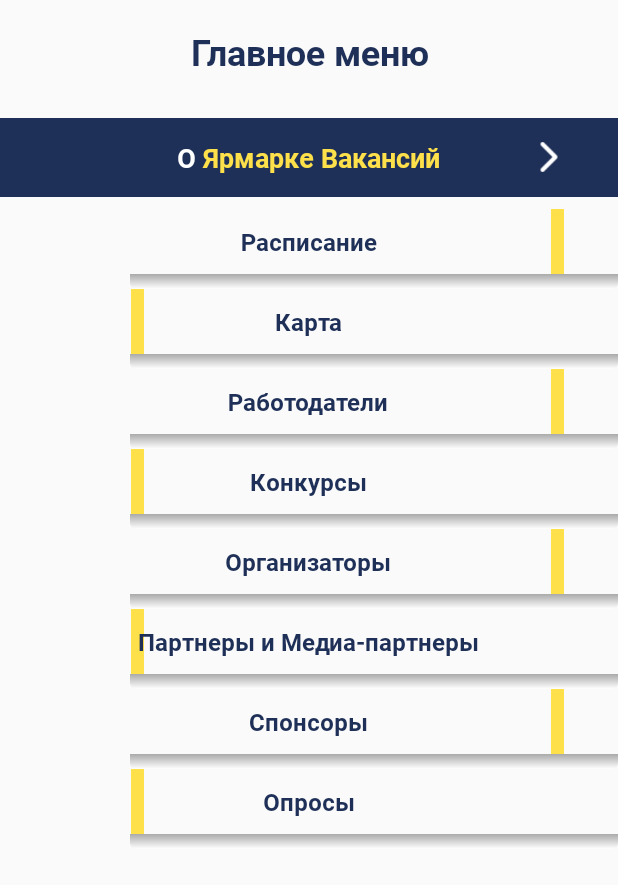
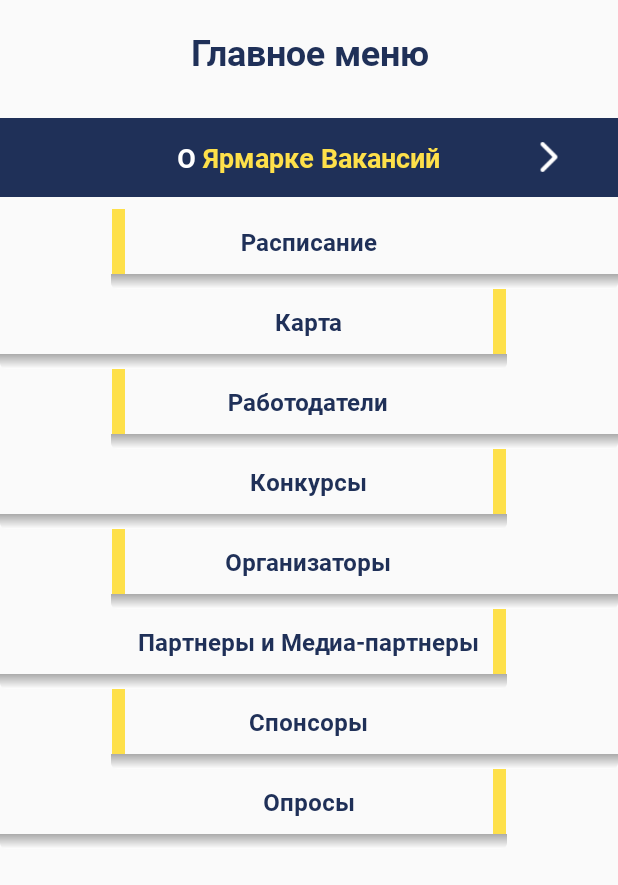
Before and after one commit to Alybaev/CareerFair, an Android app: the screen it shows after launch (MainMenuActivity), on a phone screen of 412 x 824 dp. Shown: the top 885 px of the screen. Run offline under Robolectric (Android 15) with nearby library versions, the phone set to English and light mode, and no system bars.

Commit message:
Done with ui of main menu

```diff
--- a/app/src/main/java/kg/neobis/careerfair/ui/mainMenuActivity/MainMenuAdapter.kt
+++ b/app/src/main/java/kg/neobis/careerfair/ui/mainMenuActivity/MainMenuAdapter.kt
@@ -1,6 +1,7 @@
 package kg.neobis.careerfair.ui.mainMenuActivity
 
 import android.support.v7.widget.RecyclerView
+import android.util.Log
 import android.view.Gravity
 import android.view.LayoutInflater
 import android.view.View
@@ -8,13 +9,17 @@ import android.view.ViewGroup
 import kg.neobis.careerfair.R
 import kotlinx.android.synthetic.main.item_category.view.*
 import android.widget.LinearLayout
+import android.widget.RelativeLayout
 
 
 class MainMenuAdapter(var listener: Listener, var namesOfCategories: Array<String>) : RecyclerView.Adapter<MainMenuAdapter.MViewHolder>() {
 
     override fun onCreateViewHolder(parent: ViewGroup, viewType: Int): MViewHolder {
+
+
         return MViewHolder(LayoutInflater.from(parent.context).inflate(R.layout.item_category, parent, false))
     }
+
 
     override fun getItemCount(): Int {
         return namesOfCategories.size
@@ -22,34 +27,42 @@ class MainMenuAdapter(var listener: Listener, var namesOfCategories: Array<Strin
 
     override fun onBindViewHolder(holder: MViewHolder, position: Int) {
         holder.categoryTextView.text = namesOfCategories[position]
-        val params = LinearLayout.LayoutParams(LinearLayout.LayoutParams.MATCH_PARENT, LinearLayout.LayoutParams.WRAP_CONTENT)
-        if (position % 2 != 0) {
+        if (position % 2 == 0) {
+            holder.shadowView2.visibility = View.VISIBLE
+            holder.frameForCategory2.visibility = View.VISIBLE
+            holder.yellowLineImage2.visibility = View.VISIBLE
 
+            holder.shadowView.visibility = View.INVISIBLE
+            holder.frameForCategory.visibility = View.INVISIBLE
+            holder.yellowLineImage.visibility = View.INVISIBLE
+
+        }else {
+            holder.shadowView2.visibility = View.INVISIBLE
+            holder.frameForCategory2.visibility = View.INVISIBLE
             holder.yellowLineImage2.visibility = View.INVISIBLE
-            params.gravity =  Gravity.END
 
-        }else{
-
-            holder.yellowLineImage1.visibility = View.INVISIBLE
-            params.gravity=  Gravity.START
-
-
+            holder.shadowView.visibility = View.VISIBLE
+            holder.frameForCategory.visibility = View.VISIBLE
+            holder.yellowLineImage.visibility = View.VISIBLE
         }
-        holder.itemCategory.layoutParams = params
         holder.frameForCategory.setOnClickListener{
-
             listener.onItemSelectedAt(position)
-
+        }
+        holder.frameForCategory2.setOnClickListener{
+            listener.onItemSelectedAt(position)
         }
 
     }
 
     inner class MViewHolder(view: View) : RecyclerView.ViewHolder(view) {
+        var categoryTextView = view.category_text
+
         var shadowView = view.shadow_view
-        var itemCategory = view.item_category
-        var categoryTextView = view.category_text
         var frameForCategory = view.frame_for_category
-        var yellowLineImage1 = view.yellow_line_image1
+        var yellowLineImage = view.yellow_line_image
+
+        var shadowView2 = view.shadow_view2
+        var frameForCategory2 = view.frame_for_category2
         var yellowLineImage2 = view.yellow_line_image2
 
     }
--- a/app/src/main/res/layout/item_category.xml
+++ b/app/src/main/res/layout/item_category.xml
@@ -1,12 +1,8 @@
 <?xml version="1.0" encoding="utf-8"?>
-<LinearLayout xmlns:android="http://schemas.android.com/apk/res/android"
+<RelativeLayout xmlns:android="http://schemas.android.com/apk/res/android"
     xmlns:tools="http://schemas.android.com/tools"
-    android:id="@+id/item_category"
-    android:orientation="vertical"
-    android:gravity="right"
     android:layout_width="match_parent"
-    android:layout_height="wrap_content"
-    >
+    android:layout_height="wrap_content">
 
     <RelativeLayout
         android:id="@+id/category"
@@ -15,23 +11,33 @@
 
         <RelativeLayout
             android:id="@+id/frame_for_category"
-            android:layout_width="290dp"
+            android:layout_width="@dimen/width_of_categories"
+            android:layout_height="match_parent"
+            android:layout_alignParentStart="true"
+            >
+
+            <ImageView
+                android:id="@+id/yellow_line_image"
+                android:layout_width="wrap_content"
+                android:layout_height="match_parent"
+                android:layout_alignParentEnd="true"
+                android:src="@drawable/single_yellow_line" />
+
+
+        </RelativeLayout>
+
+        <RelativeLayout
+            android:id="@+id/frame_for_category2"
+            android:layout_width="@dimen/width_of_categories"
             android:layout_height="match_parent"
             android:layout_alignParentEnd="true"
-            android:layout_marginEnd="35dp">
-
-            <ImageView
-                android:id="@+id/yellow_line_image1"
-                android:layout_width="wrap_content"
-                android:layout_height="match_parent"
-                android:layout_alignParentStart="true"
-                android:src="@drawable/single_yellow_line" />
+            >
 
             <ImageView
                 android:id="@+id/yellow_line_image2"
                 android:layout_width="wrap_content"
                 android:layout_height="match_parent"
-                android:layout_alignParentEnd="true"
+                android:layout_alignParentStart="true"
                 android:src="@drawable/single_yellow_line" />
 
 
@@ -53,10 +59,18 @@
         android:id="@+id/shadow_view"
         android:layout_width="@dimen/width_of_categories"
         android:layout_height="10dp"
+        android:layout_below="@+id/category"
+        android:background="@drawable/dropshadow"
+        android:layout_alignParentStart = "true"/>
 
+    <View
+        android:id="@+id/shadow_view2"
+        android:layout_width="@dimen/width_of_categories"
+        android:layout_height="10dp"
+        android:layout_below="@+id/category"
+        android:layout_alignParentEnd="true"
         android:background="@drawable/dropshadow"
-
-    />
+       />
 
 
-</LinearLayout>
+</RelativeLayout>
--- a/app/src/main/res/values/dimens.xml
+++ b/app/src/main/res/values/dimens.xml
@@ -1,6 +1,6 @@
 <?xml version="1.0" encoding="utf-8"?>
 <resources>
     <dimen name="height_of_categories">43dp</dimen>
-    <dimen name="width_of_categories">325dp</dimen>
+    <dimen name="width_of_categories">338dp</dimen>
     <dimen name="margin_top_for_item_in_schedule">3dp</dimen>
 </resources>
```
